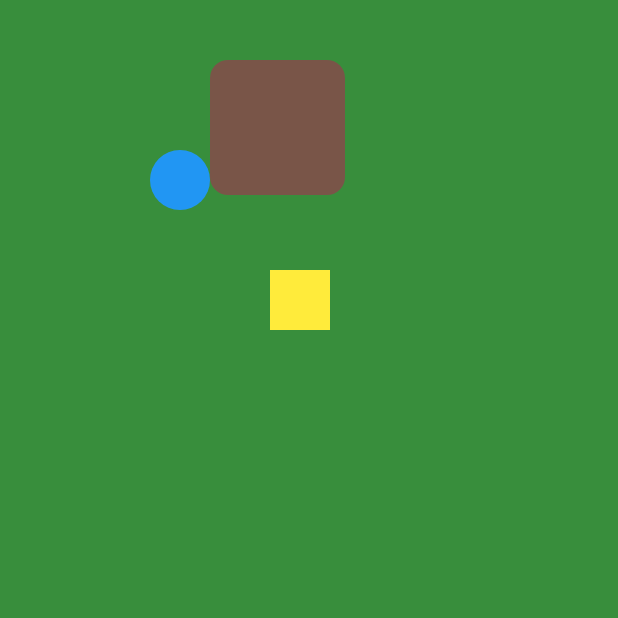
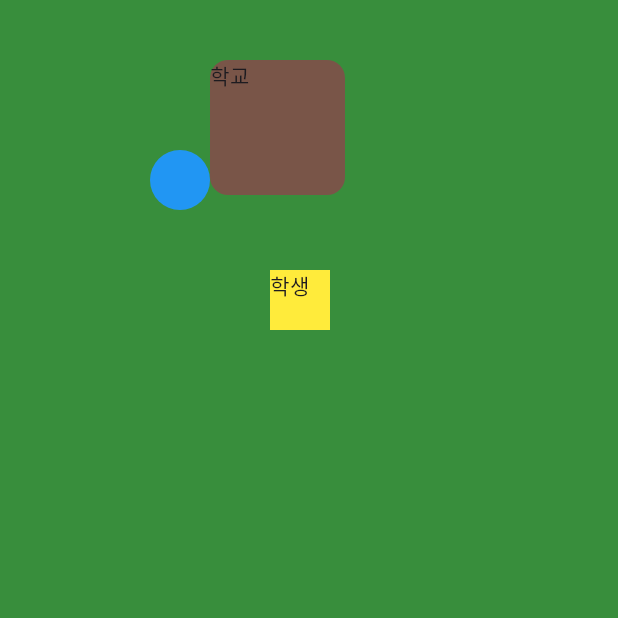
Before and after one commit to forthewy/hsk_ai_conversation, a Flutter app: the GameScreen screen opened directly, on a phone screen of 412 x 824 dp, the top half of it. Run offline on Flutter 3.47's test engine with Material 3 defaults, Android fonts, the phone set to English and light mode, and no system bars; our stand-ins replace google_generative_ai, hive_flutter; accounts and stored records are empty.

Commit message:
[Game Screen] 학습 게임 화면 UI  #6

```diff
--- /dev/null
+++ b/lib/models/NPCData.dart
@@ -0,0 +1,22 @@
+enum PlaceType {
+  school,
+  market,
+  street,
+}
+
+class NPCData {
+  final String objectId;
+  final String systemPrompt;
+  final PlaceType place;
+  final String name;
+
+  List<String> memories;
+
+  NPCData({
+    required this.objectId,
+    required this.place,
+    required this.systemPrompt,
+    required this.memories,
+    required this.name,
+  });
+}
--- a/lib/models/game_object.dart
+++ b/lib/models/game_object.dart
@@ -8,17 +8,18 @@ enum ObjectType {
 class GameObject {
   final String id;
   final ObjectType type;
-
   final double x;
   final double y;
-
   final String name;
 
-  const GameObject({
+  final String? npcDataId; // NPC일 때만 사용
+
+  GameObject({
     required this.id,
     required this.type,
     required this.x,
     required this.y,
     required this.name,
+    this.npcDataId,
   });
 }
--- a/lib/screens/game_screen.dart
+++ b/lib/screens/game_screen.dart
@@ -1,7 +1,8 @@
-import 'package:flutter/cupertino.dart';
 import 'package:flutter/material.dart';
 
+import '../models/NPCData.dart';
 import '../models/game_object.dart';
+import '../services/ai_service.dart';
 
 class GameScreen extends StatefulWidget {
   const GameScreen({super.key});
@@ -25,13 +26,13 @@ class _GameScreenState extends State<GameScreen> {
 
     objects = [
       GameObject(
-        id: 'npc_1',
+        id: 'school_student_object_1',
         type: ObjectType.npc,
         x: 180,
         y: 180,
-        name: '여행자',
+        name: '학생',
+        npcDataId: 'student',
       ),
-
       GameObject(
         id: 'building_1',
         type: ObjectType.building,
@@ -42,17 +43,47 @@ class _GameScreenState extends State<GameScreen> {
     ];
   }
 
+  Map<String, NPCData> npcDatabase = {
+    'teacher': NPCData(
+      objectId: 'teacher',
+      place: PlaceType.school,
+      systemPrompt: '''
+      당신은 한국어가 유창한 선생님입니다.
+      중간중간 쉬운 문장이나 단어는 중국어로 말합니다.
+      답변은 2문장 이내로 짧게 합니다.
+      ''',
+      memories: [],
+      name: "선생님",
+    ),
+    'student': NPCData(
+      objectId: 'student',
+      place: PlaceType.school,
+      systemPrompt: '''
+      당신은 한국어가 유창한 학생입니다.
+      중간중간 쉬운 문장이나 단어는 중국어로 말합니다.
+      답변은 2문장 이내로 짧게 합니다.
+      ''',
+      memories: [],
+      name: "학생",
+    ),
+  };
+
+
   List<GameObject> objects = [];
   GameObject? interactableObject;
+  final aiService = AiService();
 
   final player = Player(x: 100, y: 100);
   final double worldWidth = 400;
   final double worldHeight = 700;
   final double playerSize = 40;
+  final dialogController = TextEditingController();
+  GameObject? currentNpc;
 
   // 대화창
-  bool showDialog = false;
-  String dialogText = '';
+  bool isTalking = false;
+  String playerText = '';
+  String npcText = '';
 
   void interact() {
     if (interactableObject == null) return;
@@ -88,7 +119,6 @@ class _GameScreenState extends State<GameScreen> {
         return '${interactableObject!.name} 읽기';
     }
   }
-
 
   void checkInteractableObject() {
     interactableObject = null;
@@ -138,13 +168,68 @@ class _GameScreenState extends State<GameScreen> {
 
   void startDialog(GameObject npc) {
     setState(() {
-      showDialog = true;
-      dialogText = '${npc.name}와 대화 시작';
+      currentNpc = npc;
+      isTalking = true;
+      npcText = '${npc.name}와 대화 시작';
+      //dialogText = '${npc.name}와 대화 시작';
     });
   }
 
   void enterBuilding(GameObject building) {
-    print('${building.name} 입장');
+    showDialog(
+      context: context,
+      builder: (context) {
+        return AlertDialog(
+          title: Text(building.name),
+
+          content: Column(
+            mainAxisSize: MainAxisSize.min,
+            children: [
+              Container(
+                width: 200,
+                height: 120,
+                color: Colors.brown,
+                child: const Center(child: Text('건물 이미지')),
+              ),
+
+              const SizedBox(height: 12),
+
+              const Text('이곳에서 무엇을 할까?'),
+            ],
+          ),
+
+          actions: [
+            TextButton(
+              onPressed: () {
+                Navigator.pop(context);
+              },
+              child: const Text('나가기'),
+            ),
+            Column(
+              mainAxisSize: MainAxisSize.min,
+              children: npcDatabase.values
+                  .where((npc) => npc.place == PlaceType.school)
+            .map((npc) {
+                return ElevatedButton(
+                  onPressed: () {
+                    Navigator.pop(context);
+                    startDialog(GameObject(
+                      id: 'school_${npc.objectId}',
+                      type: ObjectType.npc,
+                      x: 0,
+                      y: 0,
+                      name: npc.name,
+                      npcDataId: npc.objectId,
+                    ),);
+                  },
+                  child: Text(npc.name),
+                );
+              }).toList(),
+            ),
+          ],
+        );
+      },
+    );
   }
 
   @override
@@ -166,7 +251,7 @@ class _GameScreenState extends State<GameScreen> {
               // 플레이어
               buildPlayer(),
               // 대화창
-              if (showDialog) buildDialog(),
+              if (isTalking) buildDialog(),
               // 기타 ui... 체력... ai 횟수 제한...buildUI(),
               if (interactableObject != null)
                 Positioned(
@@ -189,7 +274,7 @@ class _GameScreenState extends State<GameScreen> {
     return Container(color: Colors.green.shade700);
   }
 
-  Widget buildBuildingObject() {
+  Widget buildBuildingObject(GameObject obj) {
     return Container(
       width: 90,
       height: 90,
@@ -197,6 +282,7 @@ class _GameScreenState extends State<GameScreen> {
         color: Colors.brown,
         borderRadius: BorderRadius.circular(12),
       ),
+      child: Text(obj.name),
     );
   }
 
@@ -215,7 +301,7 @@ class _GameScreenState extends State<GameScreen> {
             return Positioned(
               left: obj.x,
               top: obj.y,
-              child: buildBuildingObject(),
+              child: buildBuildingObject(obj),
             );
 
           case ObjectType.item:
@@ -230,7 +316,12 @@ class _GameScreenState extends State<GameScreen> {
   }
 
   Widget buildNPCObject(GameObject obj) {
-    return Container(width: 40, height: 40, color: Colors.yellow);
+    return Container(
+      width: 40,
+      height: 40,
+      color: Colors.yellow,
+      child: Text(obj.name),
+    );
   }
 
   // 플레이어
@@ -252,6 +343,12 @@ class _GameScreenState extends State<GameScreen> {
     );
   }
 
+  @override
+  void dispose() {
+    dialogController.dispose();
+    super.dispose();
+  }
+
   // 대화
   Widget buildDialog() {
     return Align(
@@ -261,14 +358,69 @@ class _GameScreenState extends State<GameScreen> {
         margin: const EdgeInsets.all(20),
         padding: const EdgeInsets.all(16),
 
-        height: 140,
+        height: 300,
 
         decoration: BoxDecoration(
           color: Colors.white,
           borderRadius: BorderRadius.circular(20),
         ),
 
-        child: Text(dialogText, style: const TextStyle(fontSize: 20)),
+        child: Column(
+          children: [
+            Text('나: $playerText'),
+            const SizedBox(height: 8),
+            Text('${currentNpc!.name}: $npcText'),
+            //Text(dialogText, style: const TextStyle(fontSize: 20)), // 대화 내용
+            Row(
+              children: [
+                Expanded(child: TextField(controller: dialogController)),
+                ElevatedButton(
+                  onPressed: () async {
+                      final text = dialogController.text.trim();
+                      if (text.isEmpty || currentNpc == null) return; // 미입력 or npc 없으면 return
+                      final npcDataId = currentNpc!.npcDataId;
+                      if (npcDataId == null) {
+                        setState(() {
+                          npcText = '이 NPC의 데이터가 없습니다.';
+                        });
+                        return;
+                      }
+                      final npcData = npcDatabase[npcDataId];;
+                      if (npcData == null) {
+                        setState(() {
+                          npcText = 'NPC 데이터를 찾을 수 없습니다.';
+                        });
+                        return;
+                      }
+                      setState(() {
+                        playerText = text;
+                        npcText = '생각 중...';
+                      });
+
+                      final reply = await aiService.npcChat(
+                        npc: npcData,
+                        playerMessage: text,
+                      );
+                      setState(() {
+                        npcText = reply;
+                        dialogController.clear();
+                      });
+                    },
+                  child: const Text('입력'),
+                ),
+                IconButton(
+                  onPressed: () {
+                    setState(() {
+                      isTalking = false;
+                      currentNpc = null;
+                    });
+                  },
+                  icon: const Icon(Icons.close),
+                ),
+              ],
+            ),
+          ],
+        ),
       ),
     );
   }
--- a/lib/services/ai_service.dart
+++ b/lib/services/ai_service.dart
@@ -0,0 +1,53 @@
+import 'package:google_generative_ai/google_generative_ai.dart';
+import 'package:flutter/foundation.dart';
+
+import '../models/NPCData.dart';
+
+class AiService {
+  static const apiKey = '';
+
+  final model = GenerativeModel(
+      model: 'gemini-2.5-flash',
+      apiKey: apiKey,
+      generationConfig: GenerationConfig(
+        maxOutputTokens: 100,
+      ),
+  );
+
+  Future<String> askAI(String text) async {
+    try {
+      final response = await model.generateContent([Content.text('HSK 학습용으로 짧게 답변해줘: $text')]); // 이부분이 ai 에 보내는 프롬프트
+      return response.text ?? '응답없음';
+    } catch (e) {
+      debugPrint(e.toString());
+
+      return '에러발생';
+    }
+  }
+
+  Future<String> npcChat({
+    required NPCData npc,
+    required String playerMessage,
+  }) async {
+    try {
+      final memoryText = npc.memories.isEmpty? '아직 기억한 내용 없음' : npc.memories.join('\n');
+      final prompt = '''
+      ${npc.systemPrompt}
+
+      NPC가 기억하는 핵심 정보:
+      $memoryText
+
+      플레이어의 말:
+      $playerMessage
+
+      위 설정을 지키면서 NPC처럼 짧게 대답하세요.
+      ''';
+
+      final response = await model.generateContent([Content.text(prompt)]);
+      return response.text ?? '응답없음';
+    } catch (e) {
+      debugPrint(e.toString());
+      return '에러발생';
+    }
+  }
+}
```
